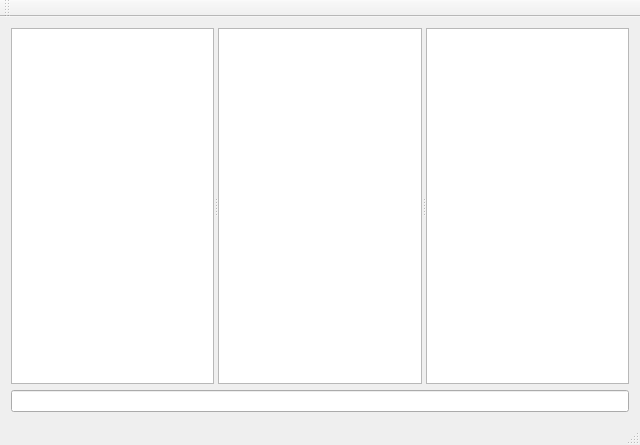
This is mainwindow.ui in technicallyerik/WIRK as Qt 5 draws it before an edit. The edited form follows.
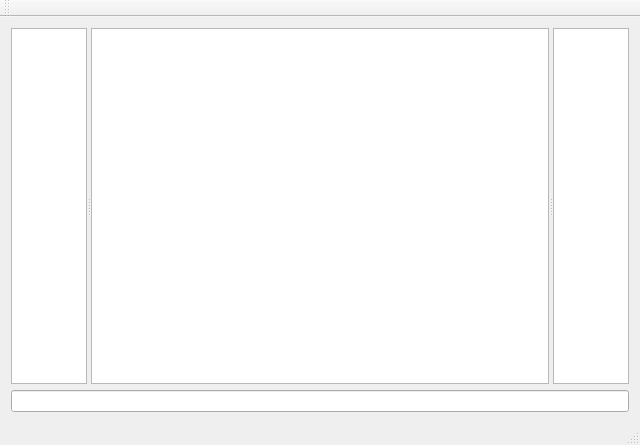
This is the edited form.

Commit message: Made the main text box 6x wider than the tree view and user list view

```diff
--- a/mainwindow.ui
+++ b/mainwindow.ui
@@ -40,14 +40,28 @@
       </property>
       <widget class="QTreeView" name="treeView">
        <property name="sizePolicy">
-        <sizepolicy hsizetype="Preferred" vsizetype="Expanding">
-         <horstretch>0</horstretch>
+        <sizepolicy hsizetype="Expanding" vsizetype="Expanding">
+         <horstretch>1</horstretch>
          <verstretch>0</verstretch>
         </sizepolicy>
        </property>
       </widget>
-      <widget class="QTextBrowser" name="mainText"/>
-      <widget class="QListView" name="userList"/>
+      <widget class="QTextBrowser" name="mainText">
+       <property name="sizePolicy">
+        <sizepolicy hsizetype="Expanding" vsizetype="Expanding">
+         <horstretch>6</horstretch>
+         <verstretch>0</verstretch>
+        </sizepolicy>
+       </property>
+      </widget>
+      <widget class="QListView" name="userList">
+       <property name="sizePolicy">
+        <sizepolicy hsizetype="Expanding" vsizetype="Expanding">
+         <horstretch>1</horstretch>
+         <verstretch>0</verstretch>
+        </sizepolicy>
+       </property>
+      </widget>
      </widget>
     </item>
    </layout>
```
